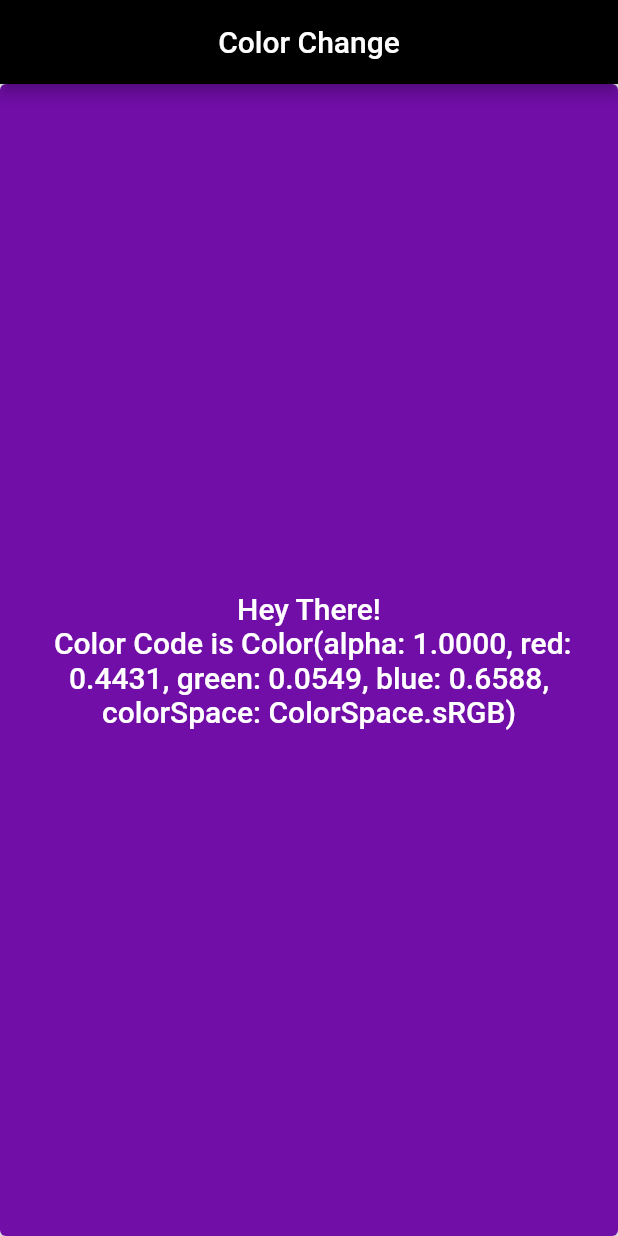
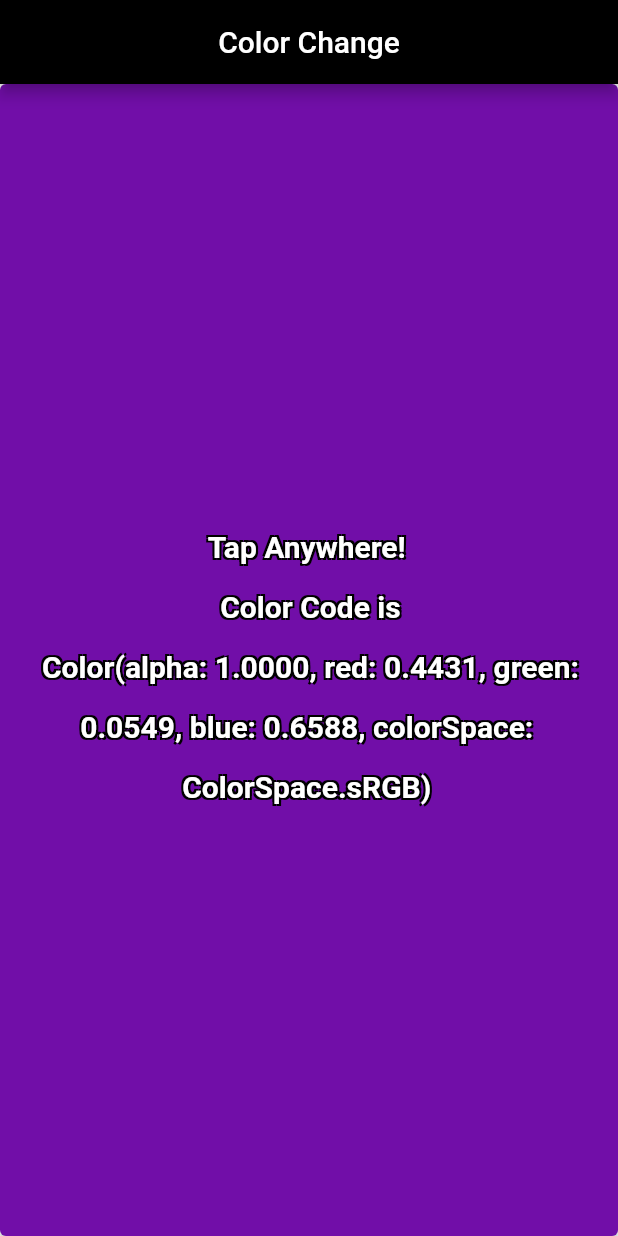
Before and after one commit to mehmetalidemir/randomColorGenerator, a Flutter app: the screen it shows after launch, on a phone screen of 412 x 824 dp. Run offline on Flutter 3.47's test engine with Material 2 defaults, Android fonts, the phone set to English and light mode, and no system bars.

Commit message:
no message

```diff
--- a/lib/features/home/home_view.dart
+++ b/lib/features/home/home_view.dart
@@ -39,12 +39,32 @@ class _HomeviewState extends State<Homeview> {
             randomColor = ChangeColor.next();
           });
         },
-        child: Text(
-          "Hey There! \n Color Code is $randomColor",
+        child: SelectableText(
+          "Tap Anywhere! \n Color Code is \n $randomColor",
           textAlign: TextAlign.center,
-          style: TextStyle(
-            fontSize: 20,
-          ),
+          style: const TextStyle(
+              fontSize: 20,
+              fontWeight: FontWeight.bold,
+              decorationStyle: TextDecorationStyle.double,
+              shadows: [
+                Shadow(
+                    // bottomLeft
+                    offset: Offset(-1.5, -1.5),
+                    color: Colors.black),
+                Shadow(
+                    // bottomRight
+                    offset: Offset(1.5, -1.5),
+                    color: Colors.black),
+                Shadow(
+                    // topRight
+                    offset: Offset(1.5, 1.5),
+                    color: Colors.black),
+                Shadow(
+                    // topLeft
+                    offset: Offset(-1.5, 1.5),
+                    color: Colors.black),
+              ],
+              height: 2),
         ),
       ),
     );
```
Also changed, not shown: 1 other file.
